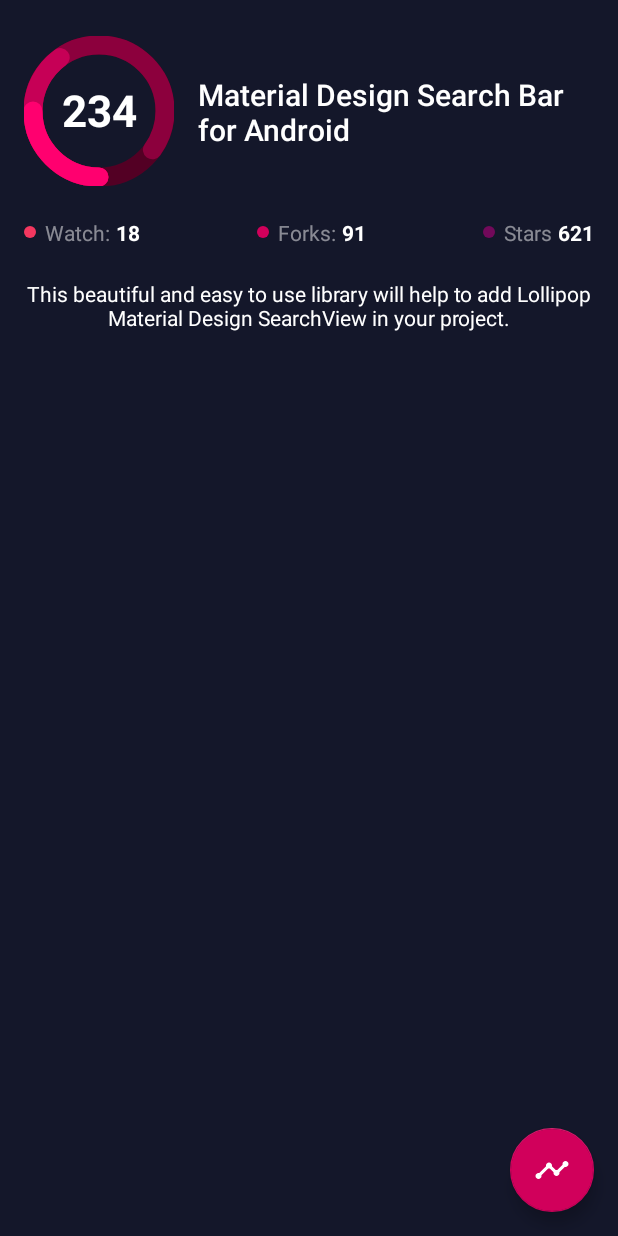
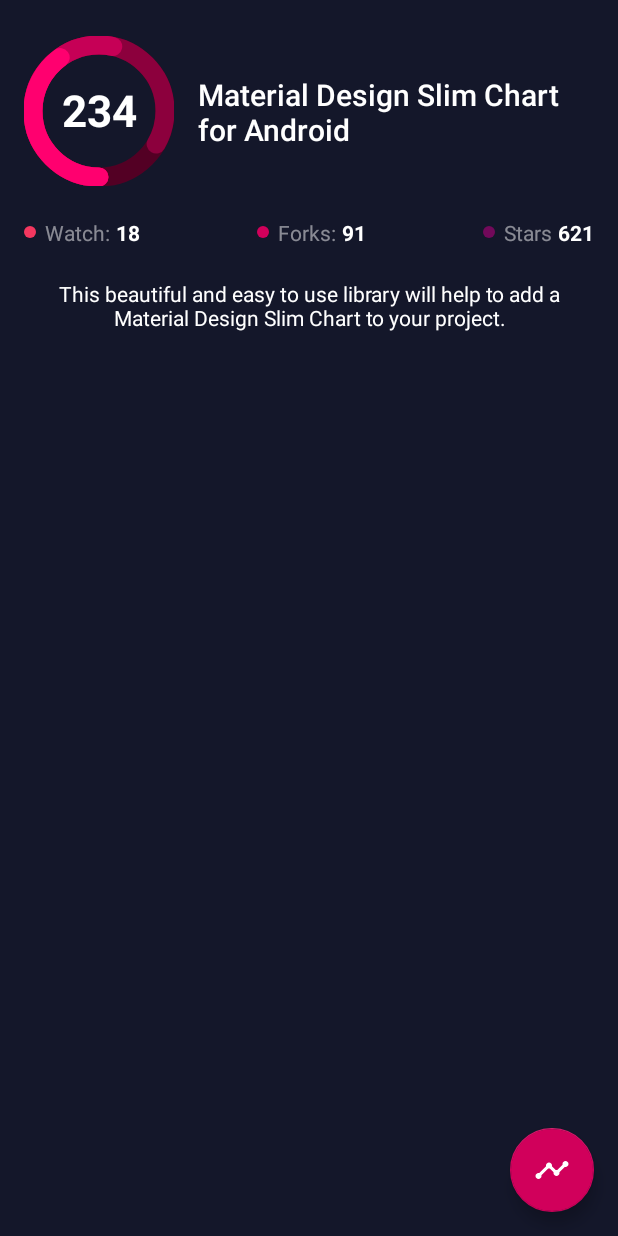
Before and after one commit to mancj/SlimChart, an Android app: the screen it shows after launch (MainActivity), after a tap on an icon or button, on a phone screen of 412 x 824 dp. Run offline under Robolectric (Android 15) with nearby library versions, the phone set to English and light mode, and no system bars.

Commit message:
Normalize Stats Creation
*Automatically normalize passed numbers to the largest number. This way, chart values are automatically scalled.

```diff
--- a/SlimChart/src/main/java/com/mancj/slimchart/SlimChart.java
+++ b/SlimChart/src/main/java/com/mancj/slimchart/SlimChart.java
@@ -19,24 +19,24 @@ import android.view.View;
 import android.view.animation.DecelerateInterpolator;
 
 import java.util.ArrayList;
-import java.util.Arrays;
 import java.util.Collections;
 
 public class SlimChart extends View {
     private static final float DEFAULT_SIZE = 100;
     private static final float FULL_CIRCLE_ANGLE = 360f;
+
+    private RectF chartRect;
     private int strokeWidth = 6;
-    private RectF chartRect;
+    private int defaultSize;
+    private int color;
     private int[] colors;
-    private int color;
-
-    private int defaultSize;
-    private ArrayList<Float> stats;
-    private String text;
     private float density;
     private boolean roundEdges;
     private int animDuration = 1000;
     private int textColor;
+    private ArrayList<Float> stats;
+    private String text;
+    private float maxStat;
 
     public SlimChart(Context context) {
         this(context, null);
@@ -109,7 +109,7 @@ public class SlimChart extends View {
 
     public void playStartAnimation(){
         float from = 0;
-        float to = 100;
+        float to = 1;
         ValueAnimator animator = ValueAnimator.ofFloat(from, to);
         animator.setDuration(animDuration);
 
@@ -120,7 +120,7 @@ public class SlimChart extends View {
             public void onAnimationUpdate(ValueAnimator animation) {
                 float val = (float) animation.getAnimatedValue();
                 for (int i = 0; i < stats.size(); i++) {
-                    stats.set(i, calculatePercents(animated.get(i), val));
+                    stats.set(i, animated.get(i) * val);
                 }
                 invalidate();
             }
@@ -144,17 +144,16 @@ public class SlimChart extends View {
             }
 
             for (int i = 0; i < stats.size(); i++) {
-                drawChart(canvas, colors[i], calculatePercents(FULL_CIRCLE_ANGLE, stats.get(i)));
-                Log.d("Angle", String.valueOf(calculatePercents(FULL_CIRCLE_ANGLE, stats.get(i))));
+                drawChart(canvas, colors[i], calculatePercents(stats.get(i)));
             }
         }else {
-            drawChart(canvas, color, calculatePercents(FULL_CIRCLE_ANGLE, 100));
+            drawChart(canvas, color, calculatePercents(FULL_CIRCLE_ANGLE));
         }
         drawText(canvas);
     }
 
-    private float calculatePercents(float a1, float a2){
-        return a1 * a2 / 100;
+    private float calculatePercents(float degree){
+        return degree * FULL_CIRCLE_ANGLE / maxStat;
     }
 
     private int[] createColors(){
@@ -186,7 +185,7 @@ public class SlimChart extends View {
         canvas.drawText(text, getWidth()/2-textBounds.right/2, getHeight()/2 + textBounds.height()/2, paint);
     }
 
-    private void drawChart(Canvas canvas, int color, float sweepAngle){
+    private void drawChart(Canvas canvas, int color, float degree){
         Paint paint = new Paint();
         paint.setStyle(Paint.Style.STROKE);
         paint.setColor(color);
@@ -195,7 +194,7 @@ public class SlimChart extends View {
         if (roundEdges){
             paint.setStrokeCap(Paint.Cap.ROUND);
         }
-        canvas.drawArc(chartRect, 90, sweepAngle, false, paint);
+        canvas.drawArc(chartRect, 90, degree, false, paint);
     }
 
     public void setRoundEdges(boolean roundEdges) {
@@ -210,6 +209,7 @@ public class SlimChart extends View {
     public void setStats(ArrayList<Float> stats) {
         Collections.sort(stats, Collections.<Float>reverseOrder());
         this.stats = stats;
+        maxStat = stats.get(0); //First stat is the largest, save for arc calculations.
         invalidate();
     }
 
--- a/app/src/main/java/com/mancj/example/MainActivity.java
+++ b/app/src/main/java/com/mancj/example/MainActivity.java
@@ -42,10 +42,10 @@ public class MainActivity extends AppCompatActivity {
 
         //Create array for your stats
         ArrayList<Float> stats = new ArrayList<>();
-        stats.add(25f);
-        stats.add(85f);
-        stats.add(100f);
-        stats.add(40f);
+        stats.add((float) 80);
+        stats.add((float) 60);
+        stats.add((float) 150);
+        stats.add((float) 125);
         slimChart.setStats(stats);
 
         /* Second way to set stats:
--- a/app/src/main/res/layout/content_main.xml
+++ b/app/src/main/res/layout/content_main.xml
@@ -1,5 +1,6 @@
 <?xml version="1.0" encoding="utf-8"?>
-<RelativeLayout xmlns:android="http://schemas.android.com/apk/res/android"
+<RelativeLayout
+    xmlns:android="http://schemas.android.com/apk/res/android"
     xmlns:app="http://schemas.android.com/apk/res-auto"
     xmlns:tools="http://schemas.android.com/tools"
     android:id="@+id/content_main"
@@ -10,7 +11,6 @@
     android:paddingLeft="@dimen/activity_horizontal_margin"
     android:paddingRight="@dimen/activity_horizontal_margin"
     android:paddingTop="24dp"
-    app:layout_behavior="@string/appbar_scrolling_view_behavior"
     tools:context="com.mancj.example.MainActivity"
     tools:showIn="@layout/activity_main">
 
@@ -29,7 +29,7 @@
 
     <TextView
         android:id="@+id/a"
-        android:text="Material Design Search Bar for Android"
+        android:text="Material Design Slim Chart for Android"
         android:layout_width="match_parent"
         android:layout_height="wrap_content"
         android:textAppearance="@style/TextAppearance.AppCompat.Title.Inverse"
--- a/app/src/main/res/values/strings.xml
+++ b/app/src/main/res/values/strings.xml
@@ -1,4 +1,4 @@
 <resources>
     <string name="app_name">Slim Chart</string>
-    <string name="big_text">This beautiful and easy to use library will help to add Lollipop Material Design SearchView in your project.</string>
+    <string name="big_text">This beautiful and easy to use library will help to add a Material Design Slim Chart to your project.</string>
 </resources>
```
